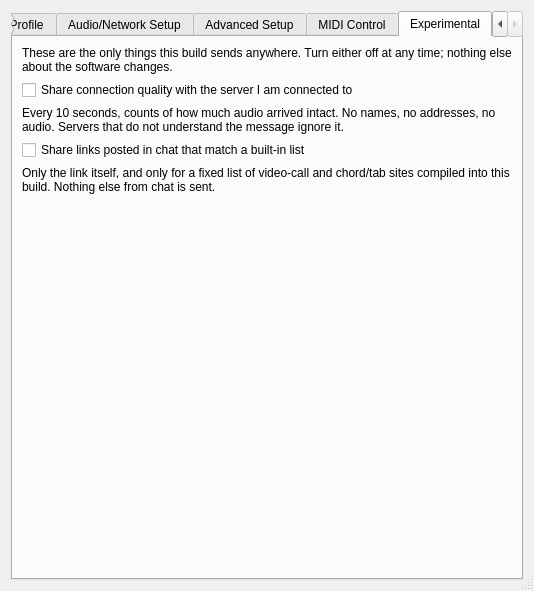
Old version of the form src/clientsettingsdlgbase.ui in the repository mcfnord/jamulus.
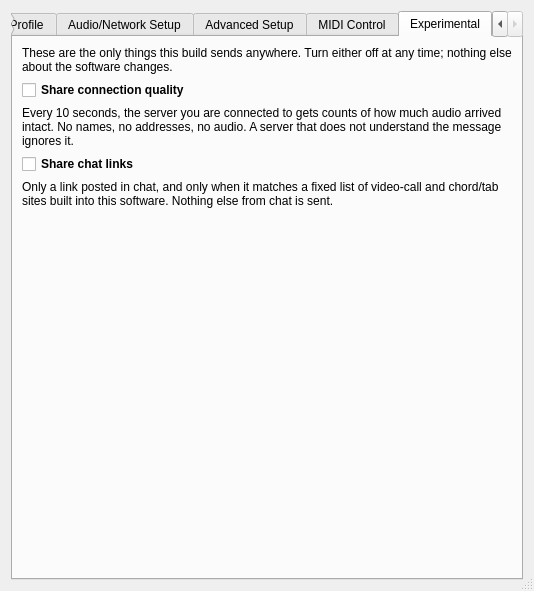
New version of the form. The open tabs and pages were chosen to show the change. Icons and pictures are not drawn. Custom widgets are drawn as their Qt base class.

Commit message: client: a headless client pings the server itself, and the Experimental tab is persistable

The edit to the form file:
```diff
--- a/src/clientsettingsdlgbase.ui
+++ b/src/clientsettingsdlgbase.ui
@@ -2260,15 +2260,21 @@
        </item>
        <item>
         <widget class="QCheckBox" name="chbClientTelemetry">
+         <property name="font">
+          <font>
+           <weight>75</weight>
+           <bold>true</bold>
+          </font>
+         </property>
          <property name="text">
-          <string>Share connection quality with the server I am connected to</string>
+          <string>Share connection quality</string>
          </property>
         </widget>
        </item>
        <item>
         <widget class="QLabel" name="lblClientTelemetryHint">
          <property name="text">
-          <string>Every 10 seconds, counts of how much audio arrived intact. No names, no addresses, no audio. Servers that do not understand the message ignore it.</string>
+          <string>Every 10 seconds, the server you are connected to gets counts of how much audio arrived intact. No names, no addresses, no audio. A server that does not understand the message ignores it.</string>
          </property>
          <property name="wordWrap">
           <bool>true</bool>
@@ -2277,15 +2283,21 @@
        </item>
        <item>
         <widget class="QCheckBox" name="chbChatUrlReport">
+         <property name="font">
+          <font>
+           <weight>75</weight>
+           <bold>true</bold>
+          </font>
+         </property>
          <property name="text">
-          <string>Share links posted in chat that match a built-in list</string>
+          <string>Share chat links</string>
          </property>
         </widget>
        </item>
        <item>
         <widget class="QLabel" name="lblChatUrlReportHint">
          <property name="text">
-          <string>Only the link itself, and only for a fixed list of video-call and chord/tab sites compiled into this build. Nothing else from chat is sent.</string>
+          <string>Only a link posted in chat, and only when it matches a fixed list of video-call and chord/tab sites built into this software. Nothing else from chat is sent.</string>
          </property>
          <property name="wordWrap">
           <bool>true</bool>
```
The commit also changes 5 other files.
